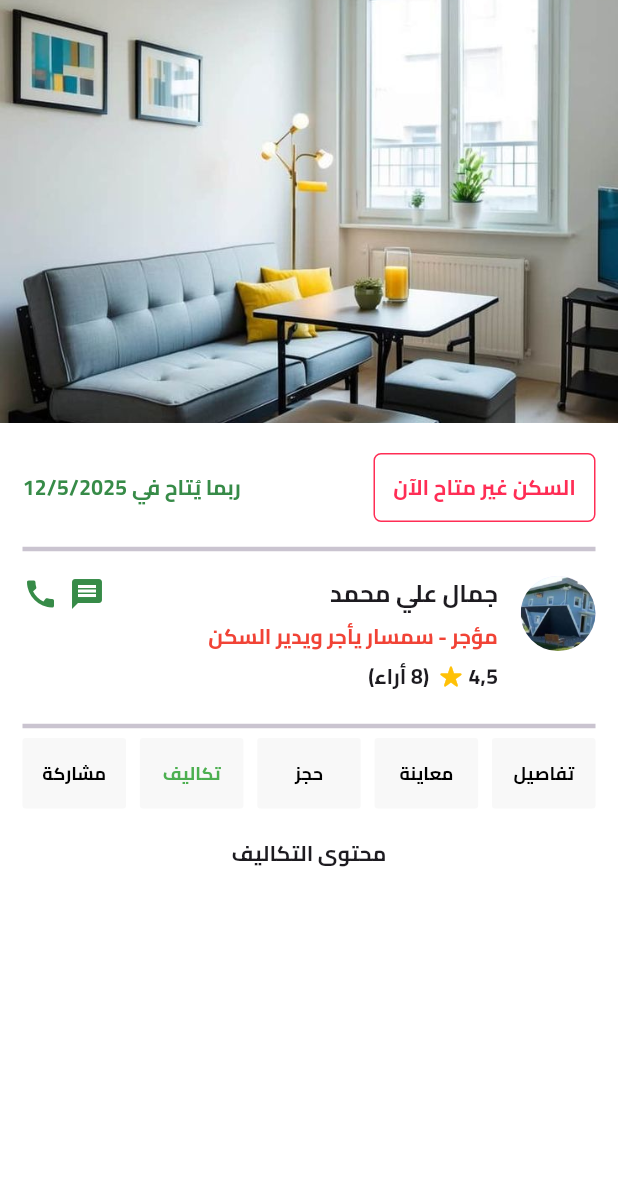
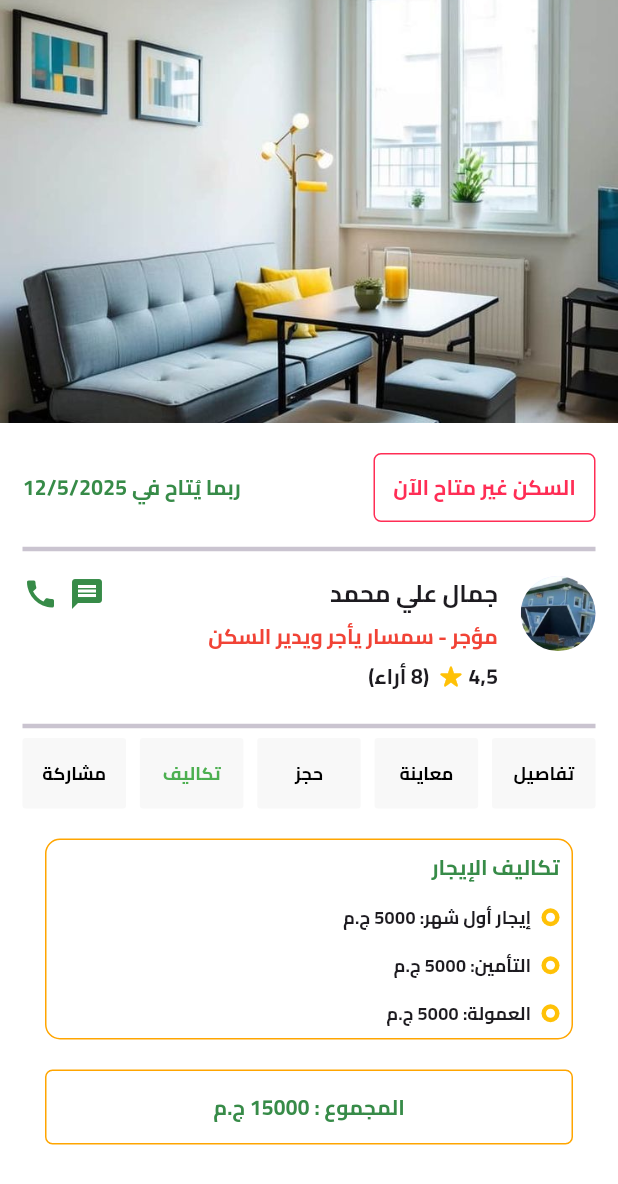
Before and after one commit to ahmdslah/sakenApp, a Flutter app: the screen it shows after launch, after a tap on "معاينة", after a tap on "حجز", after a tap on "تكاليف", on a phone screen of 412 x 824 dp. Shown: the top 1184 px of the screen. Run offline on Flutter 3.47's test engine with Material 3 defaults, Android fonts, the phone set to English and light mode, and no system bars; our stand-ins replace animated_toggle_switch, bloc, calendar_date_picker2, carousel_slider, cloud_firestore, dio and 9 more; accounts and stored records are empty.

Commit message:
housing profile link

```diff
--- /dev/null
+++ b/lib/New Screens/housing profile screen/views/housing_profile_costs.dart
@@ -0,0 +1,74 @@
+import 'package:flutter/material.dart';
+import 'package:saken_mobile/New%20Screens/housing%20profile%20screen/widgets/basic_information.dart';
+import 'package:saken_mobile/const/const.dart';
+
+class HousingProfileCosts extends StatelessWidget {
+  const HousingProfileCosts({super.key});
+
+  @override
+  Widget build(BuildContext context) {
+    return Padding(
+      padding: const EdgeInsets.only(right: 15.0, left: 15, bottom: 20),
+      child: Column(
+        children: [
+          Container(
+            width: double.infinity,
+            decoration: BoxDecoration(
+                borderRadius: BorderRadius.circular(10),
+                border: Border.all(
+                  color:const Color(0xffFFA500),
+                )),
+            child: const Padding(
+              padding: EdgeInsets.all(8.0),
+              child: Column(
+                crossAxisAlignment: CrossAxisAlignment.start,
+                children: [
+                  Text(
+                    'تكاليف الإيجار ',
+                    style: TextStyle(
+                      fontWeight: FontWeight.bold,
+                      color: Color(0xff378B48),
+                    ),
+                  ),
+                  SizedBox(
+                    height: 15,
+                  ),
+                  BasicInformation(text: 'إيجار أول شهر: 5000 ج.م'),
+                  SizedBox(
+                    height: 15,
+                  ),
+                  BasicInformation(text: 'التأمين: 5000 ج.م'),
+                  SizedBox(
+                    height: 15,
+                  ),
+                  BasicInformation(text: 'العمولة: 5000 ج.م'),
+                ],
+              ),
+            ),
+          ),
+         const SizedBox(
+            height: 20,
+          ),
+          Container(
+            height: 50,
+            width: double.infinity,
+            decoration: BoxDecoration(
+                borderRadius: BorderRadius.circular(5),
+                border: Border.all(
+                  color:const Color(0xffFFA500),
+                )),
+            child:const Center(
+              child: Text(
+                'المجموع : 15000 ج.م',
+                style: TextStyle(
+                  fontWeight: FontWeight.bold,
+                  color: kPrimaryColor,
+                ),
+              ),
+            ),
+          )
+        ],
+      ),
+    );
+  }
+}
--- /dev/null
+++ b/lib/New Screens/housing profile screen/views/housing_profile_link.dart
@@ -0,0 +1,30 @@
+import 'package:flutter/material.dart';
+import 'package:saken_mobile/const/const.dart';
+
+class HousingProfileLink extends StatelessWidget {
+  const HousingProfileLink({super.key});
+
+  @override
+  Widget build(BuildContext context) {
+    return Padding(
+      padding: const EdgeInsets.symmetric(horizontal: 15),
+      child: Container(
+        height: 50,
+        width: double.infinity,
+        decoration: BoxDecoration(
+          borderRadius: BorderRadius.circular(3),
+          color: kPrimaryColor,
+        ),
+        child:const Center(
+          child: Text(
+            'نسخ الرابط',
+            style: TextStyle(
+              color: Colors.white,
+              fontWeight: FontWeight.bold,
+            ),
+          ),
+        ),
+      ),
+    );
+  }
+}
--- a/lib/New Screens/housing profile screen/views/housing_profile_screen.dart
+++ b/lib/New Screens/housing profile screen/views/housing_profile_screen.dart
@@ -1,6 +1,8 @@
 import 'package:flutter/cupertino.dart';
 import 'package:flutter/material.dart';
 import 'package:saken_mobile/New%20Screens/housing%20profile%20screen/views/housing_profile_booking.dart';
+import 'package:saken_mobile/New%20Screens/housing%20profile%20screen/views/housing_profile_costs.dart';
+import 'package:saken_mobile/New%20Screens/housing%20profile%20screen/views/housing_profile_link.dart';
 import 'package:saken_mobile/New%20Screens/housing%20profile%20screen/views/housing_profile_preview.dart';
 import 'package:saken_mobile/New%20Screens/housing%20profile%20screen/views/housing_profile_preview_result.dart';
 import 'package:saken_mobile/New%20Screens/housing%20profile%20screen/widgets/housing_profile_booking_result.dart';
@@ -46,9 +48,9 @@ class _HousingProfileScreenState extends State<HousingProfileScreen> {
                 },
               );
       case 'تكاليف':
-        return const Text('محتوى التكاليف');
+        return const HousingProfileCosts();
       case 'مشاركة':
-        return const Text('محتوى المشاركة');
+        return const HousingProfileLink();
       default:
         return const SizedBox.shrink();
     }
```
